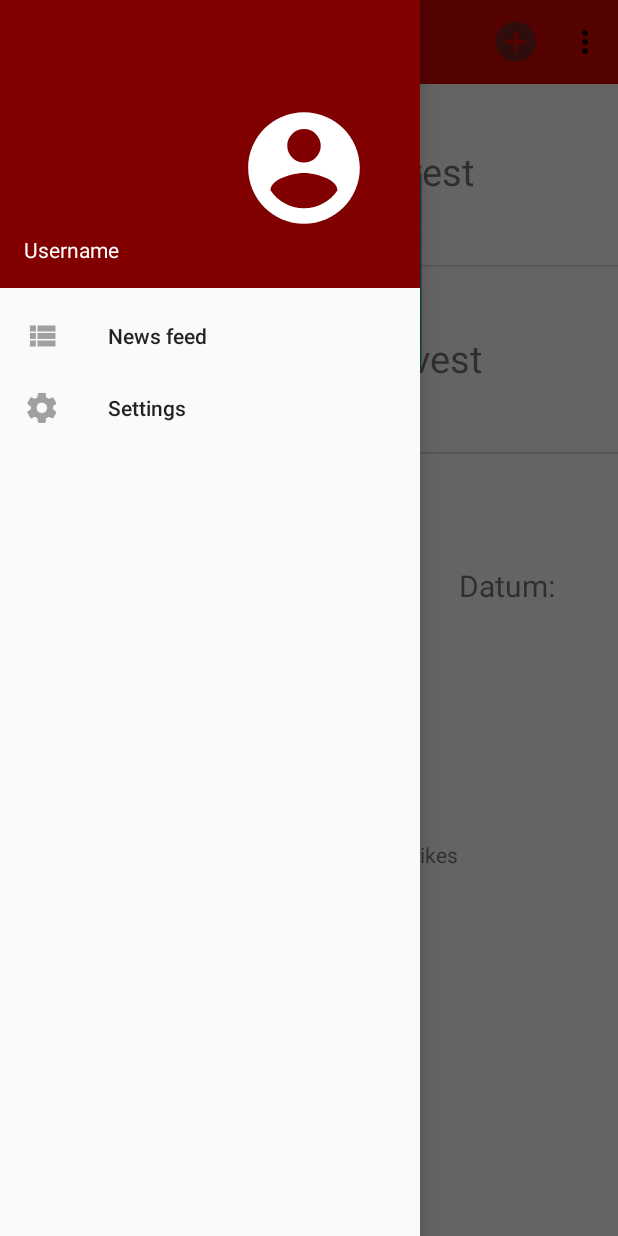
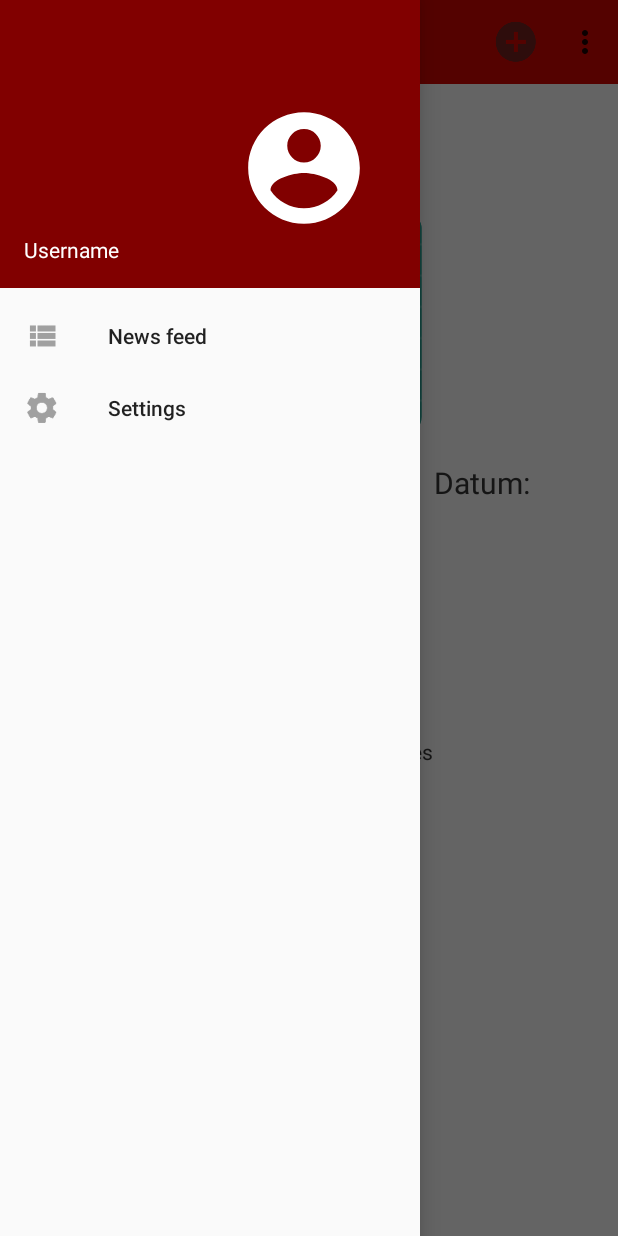
Before and after one commit to MLazarevic36/Android_portal, an Android app: the ReadPostActivity screen opened directly, with no data from a screen before it, with the side drawer open, on a phone screen of 412 x 824 dp. Run offline under Robolectric (Android 15) with nearby library versions, the phone set to English and light mode, and no system bars.

Commit message:
izrada drawera

```diff
--- a/app/build.gradle
+++ b/app/build.gradle
@@ -24,6 +24,7 @@ dependencies {
     implementation 'com.android.support:design:26.1.0'
     implementation 'com.android.support.constraint:constraint-layout:1.0.2'
     implementation 'com.android.support:support-v4:26.1.0'
+
     testImplementation 'junit:junit:4.12'
     androidTestImplementation 'com.android.support.test:runner:1.0.1'
     androidTestImplementation 'com.android.support.test.espresso:espresso-core:3.0.1'
--- a/app/src/main/java/com/example/hrle/android_portal/CreatePostActivity.java
+++ b/app/src/main/java/com/example/hrle/android_portal/CreatePostActivity.java
@@ -16,9 +16,12 @@ public class CreatePostActivity extends PostsActivity {
     @Override
     protected void onCreate(Bundle savedInstanceState) {
         super.onCreate(savedInstanceState);
+        //setContentView(R.layout.activity_create_post);
 
         FrameLayout contentFrameLayout = findViewById(R.id.content_frame);
         getLayoutInflater().inflate(R.layout.activity_create_post, contentFrameLayout);
+
+        super.replaceContentLayout(R.layout.activity_create_post, R.id.listView);
 
 
     }
--- a/app/src/main/java/com/example/hrle/android_portal/PostsActivity.java
+++ b/app/src/main/java/com/example/hrle/android_portal/PostsActivity.java
@@ -45,6 +45,16 @@ public class PostsActivity extends AppCompatActivity   {
         ListView listView = (ListView) findViewById(R.id.listView);
         CustomAdapter customAdapter = new CustomAdapter();
         listView.setAdapter(customAdapter);
+        listView.setOnItemClickListener(
+                new AdapterView.OnItemClickListener() {
+                    @Override
+                    public void onItemClick(AdapterView<?> adapterView, View view, int i, long l) {
+                        Intent intent = new Intent(PostsActivity.this, ReadPostActivity.class);
+                        startActivity(intent);
+
+                    }
+                }
+        );
 
         mDrawerLayout = findViewById(R.id.drawer_layout);
 
@@ -164,6 +174,17 @@ public class PostsActivity extends AppCompatActivity   {
     }
 
 
+    protected void replaceContentLayout(int sourceId, int destinationId){
+        View contentLayout = findViewById(destinationId);
+
+        ViewGroup parent = (ViewGroup) contentLayout.getParent();
+        int index = parent.indexOfChild(contentLayout);
+
+        parent.removeView(contentLayout);
+        contentLayout = getLayoutInflater().inflate(sourceId, parent, false);
+        parent.addView(contentLayout, index);
+    }
+
     class CustomAdapter extends BaseAdapter {
 
         @Override
--- a/app/src/main/java/com/example/hrle/android_portal/ReadPostActivity.java
+++ b/app/src/main/java/com/example/hrle/android_portal/ReadPostActivity.java
@@ -1,7 +1,11 @@
 package com.example.hrle.android_portal;
 
+import android.content.Context;
 import android.support.v7.app.AppCompatActivity;
 import android.os.Bundle;
+import android.view.LayoutInflater;
+import android.view.MenuItem;
+import android.view.View;
 import android.widget.FrameLayout;
 
 public class ReadPostActivity extends PostsActivity {
@@ -9,8 +13,13 @@ public class ReadPostActivity extends PostsActivity {
     @Override
     protected void onCreate(Bundle savedInstanceState) {
         super.onCreate(savedInstanceState);
+        //setContentView(R.layout.activity_read_post);
+
         FrameLayout contentFrameLayout = findViewById(R.id.content_frame);
         getLayoutInflater().inflate(R.layout.activity_read_post, contentFrameLayout);
+
+        super.replaceContentLayout(R.layout.activity_read_post, R.id.listView);
+
     }
 
     @Override
@@ -43,4 +52,19 @@ public class ReadPostActivity extends PostsActivity {
         super.onDestroy();
     }
 
+    //@Override
+    //public void onBackPressed(){
+        //super.onBackPressed();
+    //}
+
+    //@Override
+    //public boolean onOptionsItemSelected(MenuItem item) {
+        //int id = item.getItemId();
+        //if (id == android.R.id.home) {
+            //onBackPressed();
+            //return true;
+        //}
+        //return super.onOptionsItemSelected(item);
+    //}
+
 }
--- a/app/src/main/res/layout/activity_posts.xml
+++ b/app/src/main/res/layout/activity_posts.xml
@@ -12,6 +12,14 @@
         android:layout_height="match_parent">
 
 
+        <ListView
+            android:id="@+id/listView"
+            android:layout_width="match_parent"
+            android:layout_height="match_parent"
+            android:layout_marginTop="50dp">
+
+        </ListView>
+
         <android.support.v7.widget.Toolbar
             android:id="@+id/toolbar"
             android:layout_width="match_parent"
@@ -20,14 +28,6 @@
             android:theme="@style/ThemeOverlay.AppCompat.ActionBar"
 
             />
-
-        <ListView
-            android:id="@+id/listView"
-            android:layout_width="match_parent"
-            android:layout_height="match_parent"
-            android:layout_marginTop="53dp">
-
-        </ListView>
 
 
     </FrameLayout>
@@ -43,6 +43,7 @@
 
         >
 
+
     </android.support.design.widget.NavigationView>
 
 
@@ -50,4 +51,5 @@
 
 
 
+
 </android.support.v4.widget.DrawerLayout>
--- a/app/src/main/res/layout/activity_read_post.xml
+++ b/app/src/main/res/layout/activity_read_post.xml
@@ -14,14 +14,13 @@
 
         android:layout_alignParentStart="true"
         android:layout_below="@+id/naslov"
-        android:layout_marginTop="26dp"
         app:srcCompat="@mipmap/ic_launcher" />
 
     <TextView
         android:id="@+id/naslov"
         android:layout_width="match_parent"
         android:layout_height="80dp"
-
+        android:layout_marginTop="60dp"
         android:text="Naslov"
         android:textAlignment="center"
         android:textSize="40dp"
@@ -33,7 +32,8 @@
         android:layout_height="70dp"
 
         android:layout_alignParentStart="true"
-        android:layout_centerVertical="true"
+        android:layout_below="@+id/imageView"
+        android:layout_marginTop="18dp"
         android:text="Autor: "
         android:textSize="25dp" />
 
@@ -43,7 +43,7 @@
         android:layout_height="68dp"
         android:layout_alignParentEnd="true"
         android:layout_alignTop="@+id/autor"
-        android:layout_marginEnd="37dp"
+        android:layout_marginEnd="54dp"
         android:text="Datum: "
         android:textSize="20dp" />
 
--- a/app/src/main/res/values/styles.xml
+++ b/app/src/main/res/values/styles.xml
@@ -6,6 +6,11 @@
         <item name="colorPrimary">@color/colorPrimary</item>
         <item name="colorPrimaryDark">@color/colorPrimaryDark</item>
         <item name="colorAccent">@color/colorAccent</item>
+        <item name="preferenceTheme">@style/SettingsTheme</item>
+    </style>
+
+    <style name="SettingsTheme" parent="AppTheme">
+        <item name="preferenceTheme">@style/PreferenceThemeOverlay</item>
     </style>
 
 </resources>
```
Also changed, not shown: app/src/main/AndroidManifest.xml (+14 -5 lines), app/src/main/java/com/example/hrle/android_portal/SettingsActivity.java (+11 -12 lines).
